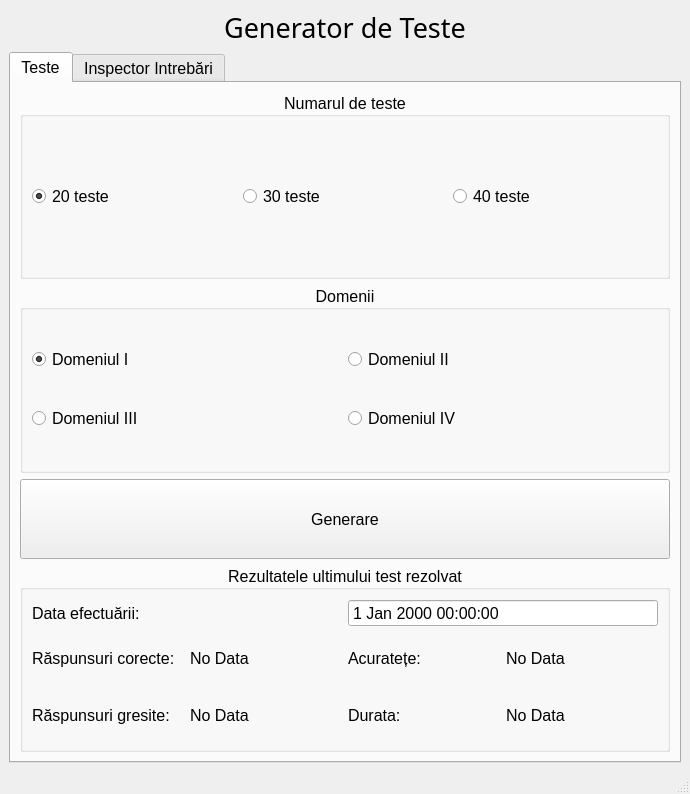
VladimirV01/test-generator, file main_window.ui: the form before one commit.
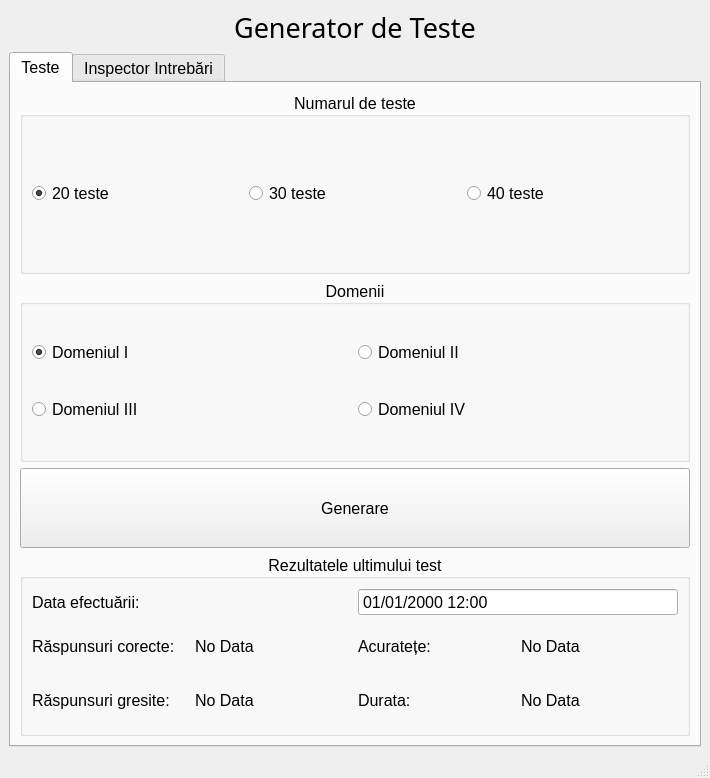
The form after the commit.

Diff of the .ui file:
```diff
--- a/main_window.ui
+++ b/main_window.ui
@@ -6,8 +6,8 @@
    <rect>
     <x>0</x>
     <y>0</y>
-    <width>690</width>
-    <height>794</height>
+    <width>710</width>
+    <height>778</height>
    </rect>
   </property>
   <property name="windowTitle">
@@ -153,7 +153,7 @@
         <item>
          <widget class="QGroupBox" name="groupBox_3">
           <property name="title">
-           <string>Rezultatele ultimului test rezolvat</string>
+           <string>Rezultatele ultimului test</string>
           </property>
           <property name="alignment">
            <set>Qt::AlignCenter</set>
@@ -176,6 +176,26 @@
                <property name="buttonSymbols">
                 <enum>QAbstractSpinBox::NoButtons</enum>
                </property>
+               <property name="dateTime">
+                <datetime>
+                 <hour>12</hour>
+                 <minute>0</minute>
+                 <second>0</second>
+                 <year>2000</year>
+                 <month>1</month>
+                 <day>1</day>
+                </datetime>
+               </property>
+               <property name="time">
+                <time>
+                 <hour>12</hour>
+                 <minute>0</minute>
+                 <second>0</second>
+                </time>
+               </property>
+               <property name="displayFormat">
+                <string>MM/dd/yyyy hh:mm</string>
+               </property>
               </widget>
              </item>
              <item row="1" column="3">
```
Left out of the diff: 2 changed lines with no effect on the pictures.
